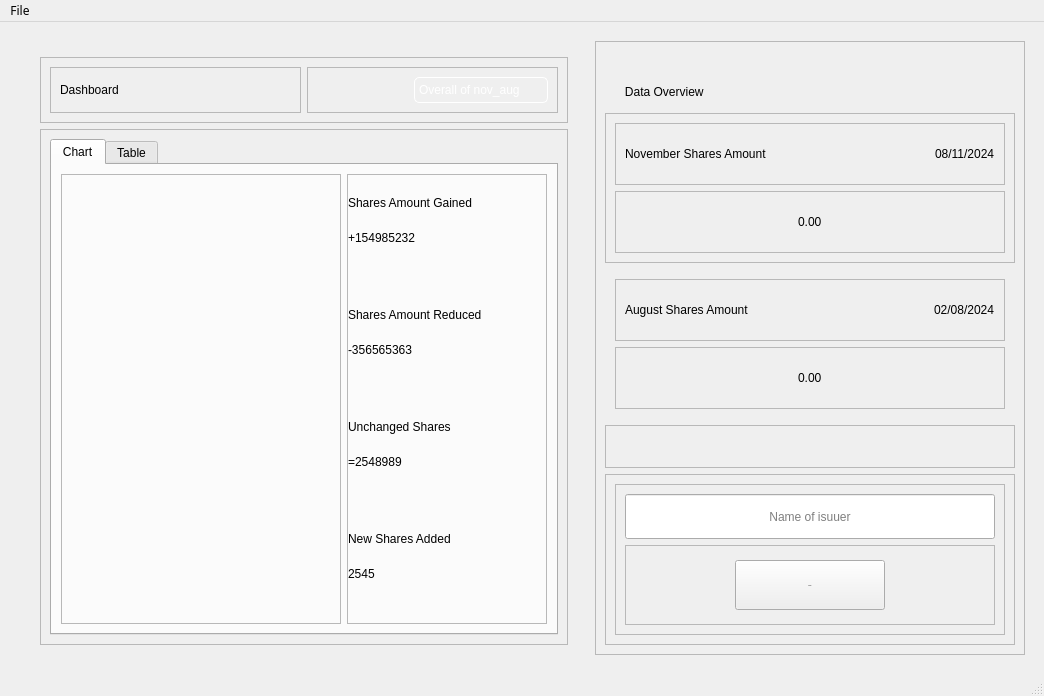
This is untitled.ui in Bhavanah3131/dataAnalysis_project as Qt 5 draws it before an edit. The edited form follows.
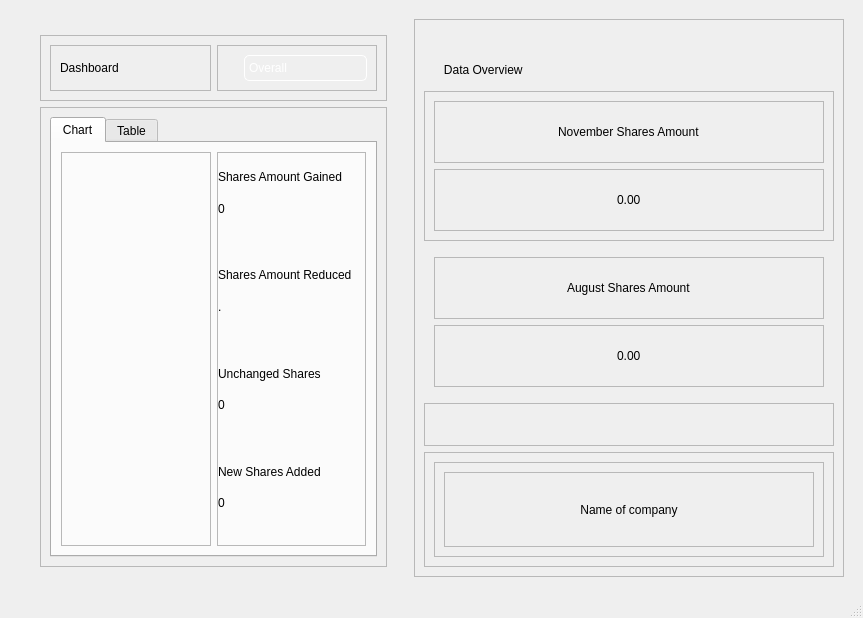
This is the edited form. Icons and pictures are not drawn.

The edit to the form file:
```diff
--- a/untitled.ui
+++ b/untitled.ui
@@ -6,8 +6,8 @@
    <rect>
     <x>0</x>
     <y>0</y>
-    <width>1044</width>
-    <height>696</height>
+    <width>863</width>
+    <height>618</height>
    </rect>
   </property>
   <property name="font">
@@ -211,7 +211,7 @@
                   </property>
                   <item>
                    <property name="text">
-                    <string>Overall of nov_aug</string>
+                    <string>Overall </string>
                    </property>
                   </item>
                   <item>
@@ -450,7 +450,7 @@
                        </sizepolicy>
                       </property>
                       <property name="text">
-                       <string>+154985232</string>
+                       <string>0</string>
                       </property>
                       <property name="scaledContents">
                        <bool>true</bool>
@@ -473,7 +473,7 @@
                        </sizepolicy>
                       </property>
                       <property name="text">
-                       <string>-356565363</string>
+                       <string>.</string>
                       </property>
                       <property name="scaledContents">
                        <bool>true</bool>
@@ -502,7 +502,7 @@
                        </sizepolicy>
                       </property>
                       <property name="text">
-                       <string>=2548989</string>
+                       <string>0</string>
                       </property>
                       <property name="scaledContents">
                        <bool>true</bool>
@@ -525,7 +525,7 @@
                        </sizepolicy>
                       </property>
                       <property name="text">
-                       <string>2545</string>
+                       <string>0</string>
                       </property>
                       <property name="scaledContents">
                        <bool>true</bool>
@@ -800,7 +800,7 @@
                 <enum>QFrame::Raised</enum>
                </property>
                <layout class="QHBoxLayout" name="horizontalLayout_4">
-                <item alignment="Qt::AlignLeft">
+                <item alignment="Qt::AlignHCenter">
                  <widget class="QLabel" name="label_5">
                   <property name="styleSheet">
                    <string notr="true"/>
@@ -810,16 +810,6 @@
                   </property>
                  </widget>
                 </item>
-                <item alignment="Qt::AlignRight">
-                 <widget class="QLabel" name="date_label1">
-                  <property name="styleSheet">
-                   <string notr="true"/>
-                  </property>
-                  <property name="text">
-                   <string>08/11/2024</string>
-                  </property>
-                 </widget>
-                </item>
                </layout>
               </widget>
              </item>
@@ -908,7 +898,7 @@
                 <enum>QFrame::Raised</enum>
                </property>
                <layout class="QHBoxLayout" name="horizontalLayout_3">
-                <item alignment="Qt::AlignLeft">
+                <item alignment="Qt::AlignHCenter">
                  <widget class="QLabel" name="label">
                   <property name="styleSheet">
                    <string notr="true"/>
@@ -918,16 +908,6 @@
                   </property>
                  </widget>
                 </item>
-                <item alignment="Qt::AlignRight">
-                 <widget class="QLabel" name="date_label_2">
-                  <property name="styleSheet">
-                   <string notr="true"/>
-                  </property>
-                  <property name="text">
-                   <string>02/08/2024</string>
-                  </property>
-                 </widget>
-                </item>
                </layout>
               </widget>
              </item>
@@ -991,7 +971,7 @@
             <property name="maximumSize">
              <size>
               <width>16777215</width>
-              <height>16777215</height>
+              <height>115</height>
              </size>
             </property>
             <property name="frameShape">
@@ -1015,57 +995,6 @@
                 <enum>QFrame::Raised</enum>
                </property>
                <layout class="QVBoxLayout" name="verticalLayout_9">
-                <item>
-                 <widget class="QLineEdit" name="inputtext">
-                  <property name="minimumSize">
-                   <size>
-                    <width>0</width>
-                    <height>0</height>
-                   </size>
-                  </property>
-                  <property name="maximumSize">
-                   <size>
-                    <width>16777215</width>
-                    <height>45</height>
-                   </size>
-                  </property>
-                  <property name="cursor">
-                   <cursorShape>IBeamCursor</cursorShape>
-                  </property>
-                  <property name="layoutDirection">
-                   <enum>Qt::LeftToRight</enum>
-                  </property>
-                  <property name="styleSheet">
-                   <string notr="true">    @font-face {
-        font-family: &quot;Railway&quot;;
-        src: url(:/fonts/1x/Railway.otf);
-    }
-#inputtext{
-font-family: &quot;Railway&quot;;
-font-size:15px;
-border-image: url(:/assets/1x/1x/Asset 8.png);}
-</string>
-                  </property>
-                  <property name="inputMask">
-                   <string/>
-                  </property>
-                  <property name="text">
-                   <string/>
-                  </property>
-                  <property name="alignment">
-                   <set>Qt::AlignCenter</set>
-                  </property>
-                  <property name="placeholderText">
-                   <string>Name of isuuer</string>
-                  </property>
-                  <property name="cursorMoveStyle">
-                   <enum>Qt::LogicalMoveStyle</enum>
-                  </property>
-                  <property name="clearButtonEnabled">
-                   <bool>true</bool>
-                  </property>
-                 </widget>
-                </item>
                 <item>
                  <widget class="QFrame" name="frame_11">
                   <property name="frameShape">
@@ -1076,39 +1005,27 @@
                   </property>
                   <layout class="QHBoxLayout" name="horizontalLayout_5">
                    <item>
-                    <widget class="QPushButton" name="search_button">
+                    <widget class="QLabel" name="label_2">
+                     <property name="sizePolicy">
+                      <sizepolicy hsizetype="Expanding" vsizetype="Expanding">
+                       <horstretch>0</horstretch>
+                       <verstretch>0</verstretch>
+                      </sizepolicy>
+                     </property>
                      <property name="maximumSize">
                       <size>
-                       <width>150</width>
-                       <height>50</height>
+                       <width>16777215</width>
+                       <height>60</height>
                       </size>
                      </property>
-                     <property name="font">
-                      <font>
-                       <family>Railway</family>
-                       <pointsize>-1</pointsize>
-                       <weight>50</weight>
-                       <italic>false</italic>
-                       <bold>false</bold>
-                      </font>
-                     </property>
-                     <property name="styleSheet">
-                      <string notr="true">
-    @font-face {
-        font-family: &quot;Railway&quot;;
-        src: url(:/fonts/1x/Railway.otf);
-    }
-#search_button{
-font-family: &quot;Railway&quot;;
-font-size:15px;
-border-image: url(:/assets/1x/1x/Asset 6.png);}</string>
-                     </property>
                      <property name="text">
-                      <string>Search</string>
+                      <string>Name of company</string>
                      </property>
-                     <property name="icon">
-                      <iconset resource="resource.qrc">
-                       <normaloff>:/assets/1x/1x/Asset 7.png</normaloff>:/assets/1x/1x/Asset 7.png</iconset>
+                     <property name="scaledContents">
+                      <bool>true</bool>
+                     </property>
+                     <property name="alignment">
+                      <set>Qt::AlignCenter</set>
                      </property>
                     </widget>
                    </item>
@@ -1134,19 +1051,10 @@
     <rect>
      <x>0</x>
      <y>0</y>
-     <width>1044</width>
+     <width>863</width>
      <height>23</height>
     </rect>
    </property>
-   <widget class="QMenu" name="menuFile">
-    <property name="title">
-     <string>File</string>
-    </property>
-    <addaction name="actionNew"/>
-    <addaction name="actionOpen"/>
-    <addaction name="actionExit"/>
-   </widget>
-   <addaction name="menuFile"/>
   </widget>
   <widget class="QStatusBar" name="statusbar"/>
   <action name="actionNew">
```
Left out of the diff: 11 changed lines with no effect on the pictures.
